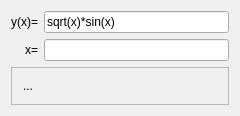
Before: the Qt Designer form Tools/ToolTestFunctionParser/qttestfunctionparsermaindialog.ui in richelbilderbeek/ProjectRichelBilderbeek, drawn with Qt 5.
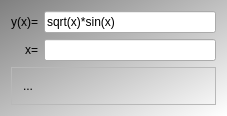
After: the same form once the commit is applied.

Diff of the .ui file:
```diff
--- a/Tools/ToolTestFunctionParser/qttestfunctionparsermaindialog.ui
+++ b/Tools/ToolTestFunctionParser/qttestfunctionparsermaindialog.ui
@@ -6,13 +6,21 @@
    <rect>
     <x>0</x>
     <y>0</y>
-    <width>240</width>
-    <height>114</height>
+    <width>227</width>
+    <height>103</height>
    </rect>
   </property>
   <property name="windowTitle">
    <string>TestFunctionParser</string>
   </property>
+  <property name="styleSheet">
+   <string notr="true">QDialog { 
+background-color: qlineargradient(x1: 0, y1: 0, x2: 1, y2: 1, stop: 0  #808080, stop: 1 #ffffff);
+}
+QPushButton { background-color: rgb(255, 255, 255);  }
+QPushButton { color: rgb(0,0,0); }
+QPushButton { font: 20px &quot;Courier New&quot;, courier, monospace }</string>
+  </property>
   <layout class="QGridLayout" name="gridLayout_2">
    <item row="0" column="0">
     <widget class="QLabel" name="label_y">
```
